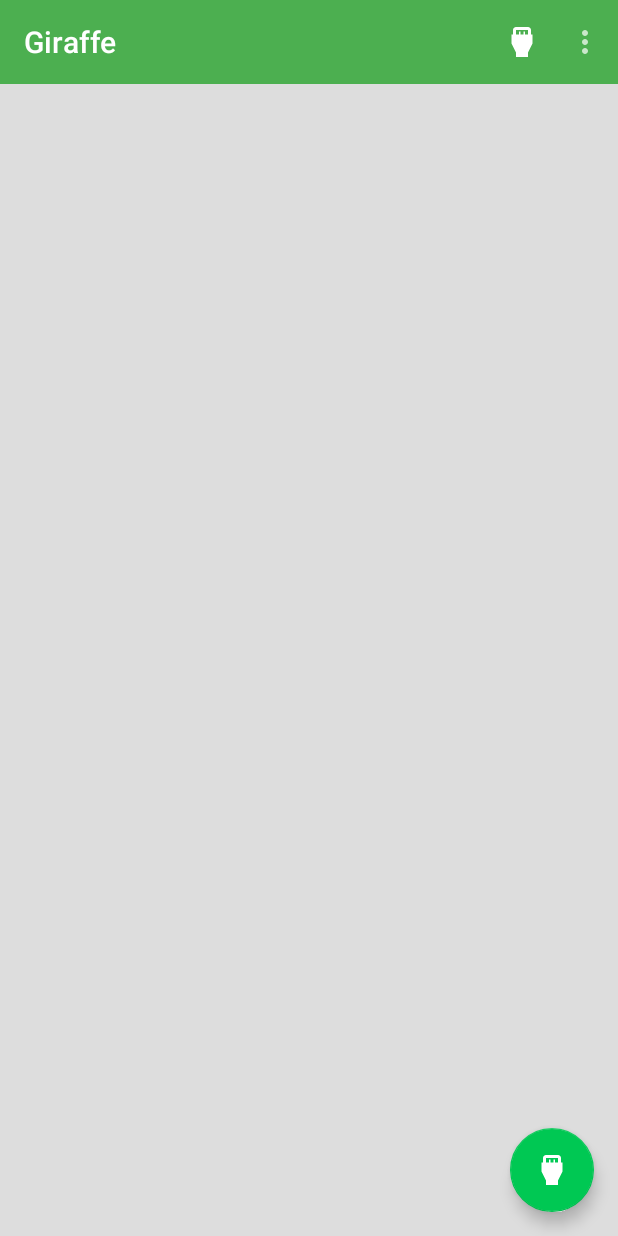
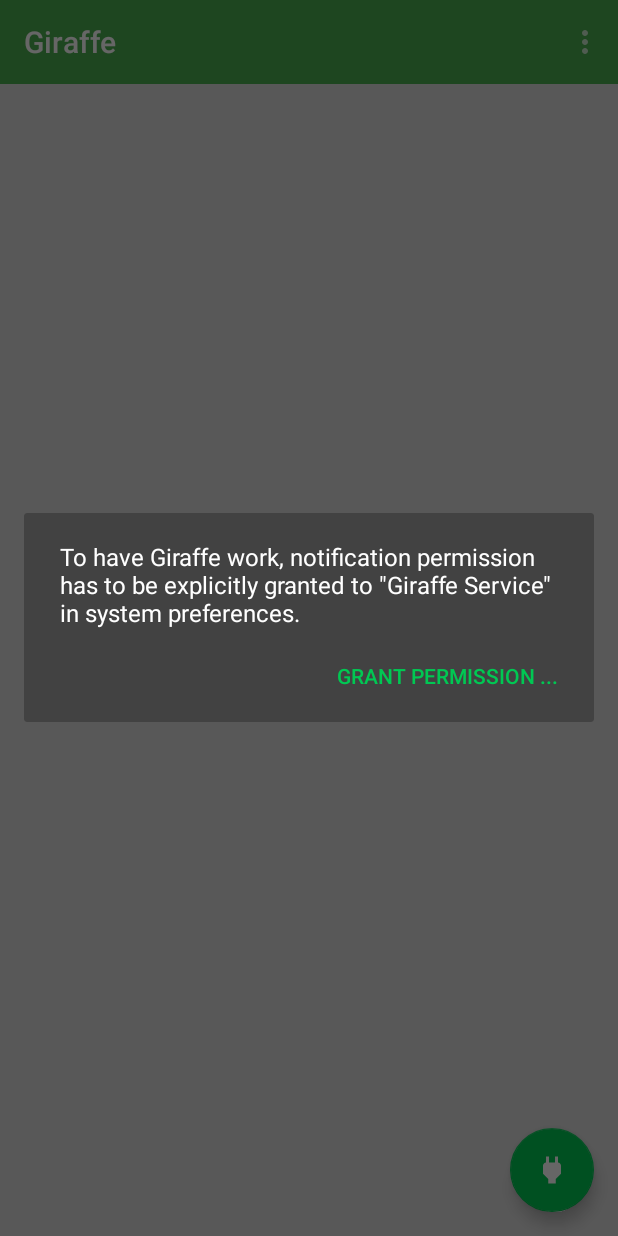
Before and after one commit to vliux/NotificationMonitor, an Android app: the MainActivity screen opened directly, with no data from a screen before it, after a tap on an icon or button, on a phone screen of 412 x 824 dp. Run offline under Robolectric (Android 15) with nearby library versions, the phone set to English and light mode, and no system bars; 1 statement that could not run was skipped.

Commit message:
Refactor menu and fab.

```diff
--- a/app/src/main/AndroidManifest.xml
+++ b/app/src/main/AndroidManifest.xml
@@ -17,7 +17,8 @@
             android:multiprocess="false"
             android:exported="true"/>
 
-        <activity android:name=".MainActivity">
+        <activity android:name=".MainActivity"
+            android:theme="@style/MainActivityTheme">
             <intent-filter>
                 <action android:name="android.intent.action.MAIN" />
 
--- a/app/src/main/java/com/example/vliux/notificationlistener/MainActivity.java
+++ b/app/src/main/java/com/example/vliux/notificationlistener/MainActivity.java
@@ -44,7 +44,7 @@ public class MainActivity extends AppCompatActivity {
     @Override
     protected void onCreate(Bundle savedInstanceState) {
         super.onCreate(savedInstanceState);
-        if(UserGuideManager.showUserGuideIfNeeded(this))
+        if(UserGuideManager.showUserGuideIfNeeded(this, false))
             finish();
 
         setContentView(R.layout.activity_main);
@@ -56,7 +56,7 @@ public class MainActivity extends AppCompatActivity {
         mFab.setOnClickListener(new View.OnClickListener() {
             @Override
             public void onClick(View v) {
-
+                showBindingDialog();
             }
         });
         mRecyclerView.setLayoutManager(new LinearLayoutManager(this));
@@ -92,8 +92,8 @@ public class MainActivity extends AppCompatActivity {
     @Override
     public boolean onOptionsItemSelected(MenuItem item) {
         switch (item.getItemId()){
-            case R.id.action_bind:
-                showBindingDialog();
+            case R.id.action_guide:
+                UserGuideManager.showUserGuideIfNeeded(this, true);
                 return true;
             case R.id.action_setting:
                 showSettings();
@@ -105,7 +105,7 @@ public class MainActivity extends AppCompatActivity {
 
     private void showBindingDialog(){
         final AlertDialog.Builder builder = new AlertDialog.Builder(this)
-                .setMessage(R.string.goto_bind_msg)
+                .setMessage(R.string.guide_explain_2)
                 .setCancelable(true)
                 .setPositiveButton(R.string.goto_bind, new DialogInterface.OnClickListener() {
                     @Override
--- a/app/src/main/java/com/example/vliux/notificationlistener/guide/UserGuideManager.java
+++ b/app/src/main/java/com/example/vliux/notificationlistener/guide/UserGuideManager.java
@@ -9,8 +9,8 @@ import android.preference.PreferenceManager;
  */
 
 public class UserGuideManager {
-    public static boolean showUserGuideIfNeeded(final Context context){
-        if(!PreferenceManager.getDefaultSharedPreferences(context).getBoolean(KEY_GUIDE_SHOWN, false)) {
+    public static boolean showUserGuideIfNeeded(final Context context, final boolean forceShow){
+        if(forceShow || !PreferenceManager.getDefaultSharedPreferences(context).getBoolean(KEY_GUIDE_SHOWN, false)) {
             context.startActivity(new Intent(context, UserGuideActivity.class));
             return true;
         }
--- a/app/src/main/res/drawable/ic_fab.xml
+++ b/app/src/main/res/drawable/ic_power_black_24dp.xml
@@ -5,5 +5,5 @@
         android:viewportHeight="24.0">
     <path
         android:fillColor="@android:color/white"
-        android:pathData="M18,7V4c0,-1.1 -0.9,-2 -2,-2H8c-1.1,0 -2,0.9 -2,2v3H5v6l3,6v3h8v-3l3,-6V7h-1zM8,4h8v3h-2V5h-1v2h-2V5h-1v2H8V4z"/>
+        android:pathData="M16.01,7L16,3h-2v4h-4V3H8v4h-0.01C7,6.99 6,7.99 6,8.99v5.49L9.5,18v3h5v-3l3.5,-3.51v-5.5c0,-1 -1,-2 -1.99,-1.99z"/>
 </vector>
--- a/app/src/main/res/layout/activity_main.xml
+++ b/app/src/main/res/layout/activity_main.xml
@@ -31,7 +31,7 @@
         android:layout_height="wrap_content"
         android:layout_gravity="right|bottom"
         android:layout_margin="@dimen/fab_margin"
-        android:src="@drawable/ic_fab"
+        android:src="@drawable/ic_power_black_24dp"
         app:elevation="6dp"
         app:layout_anchorGravity="bottom|right|end"
         app:layout_behavior="com.example.vliux.notificationlistener.util.ScrollAwareFabBehavior"/>
--- a/app/src/main/res/menu/menu_main.xml
+++ b/app/src/main/res/menu/menu_main.xml
@@ -3,10 +3,9 @@
       xmlns:app="http://schemas.android.com/apk/res-auto">
 
     <item
-        android:id="@+id/action_bind"
-        android:icon="@drawable/ic_fab"
-        android:title="@string/monitoring"
-        app:showAsAction="always"/>
+        android:id="@+id/action_guide"
+        android:title="@string/show_guide"
+        app:showAsAction="never"/>
 
     <item
         android:id="@+id/action_setting"
--- a/app/src/main/res/values/strings.xml
+++ b/app/src/main/res/values/strings.xml
@@ -1,10 +1,8 @@
 <resources>
     <string name="app_name">Giraffe</string>
     <string name="settings">Settings</string>
-    <string name="monitoring">Start monitor</string>
     <string name="service_name">Giraffe service</string>
-    <string name="goto_bind"><u>Grant permission ...</u></string>
-    <string name="goto_bind_msg">In order to monitor notifications, you need to grant the notification permission to me in system preferences.</string>
+    <string name="goto_bind">Grant permission ...</string>
     <string name="goto_bind_msg_2">Turn on the switch button next to \'%1$s\'.</string>
 
     <string name="guide_title">Welcome to Giraffe</string>
@@ -13,4 +11,6 @@
 
     <string name="switch_wechat_on">Synchronize WeChat only</string>
     <string name="switch_wechat_off">Synchronize all apps</string>
+    <string name="show_guide">User guide</string>
+    <string name="coming_soon">Comming soon in release editions</string>
 </resources>
--- a/app/src/main/res/values/styles.xml
+++ b/app/src/main/res/values/styles.xml
@@ -1,7 +1,14 @@
 <resources>
 
     <!-- Base application theme. -->
-    <style name="AppTheme" parent="Theme.AppCompat.NoActionBar">
+    <style name="AppTheme" parent="Theme.AppCompat.Light.DarkActionBar">
+        <!-- Customize your theme here. -->
+        <item name="colorPrimary">@color/colorPrimary</item>
+        <item name="colorPrimaryDark">@color/colorPrimaryDark</item>
+        <item name="colorAccent">@color/colorAccent</item>
+    </style>
+
+    <style name="MainActivityTheme" parent="Theme.AppCompat.NoActionBar">
         <!-- Customize your theme here. -->
         <item name="colorPrimary">@color/colorPrimary</item>
         <item name="colorPrimaryDark">@color/colorPrimaryDark</item>
```
Also changed, not shown: app/src/main/java/com/example/vliux/notificationlistener/SettingsActivity.java (+3 -10 lines), app/src/main/res/layout/activity_settings.xml (added, +14 -0 lines), 1 other file.
